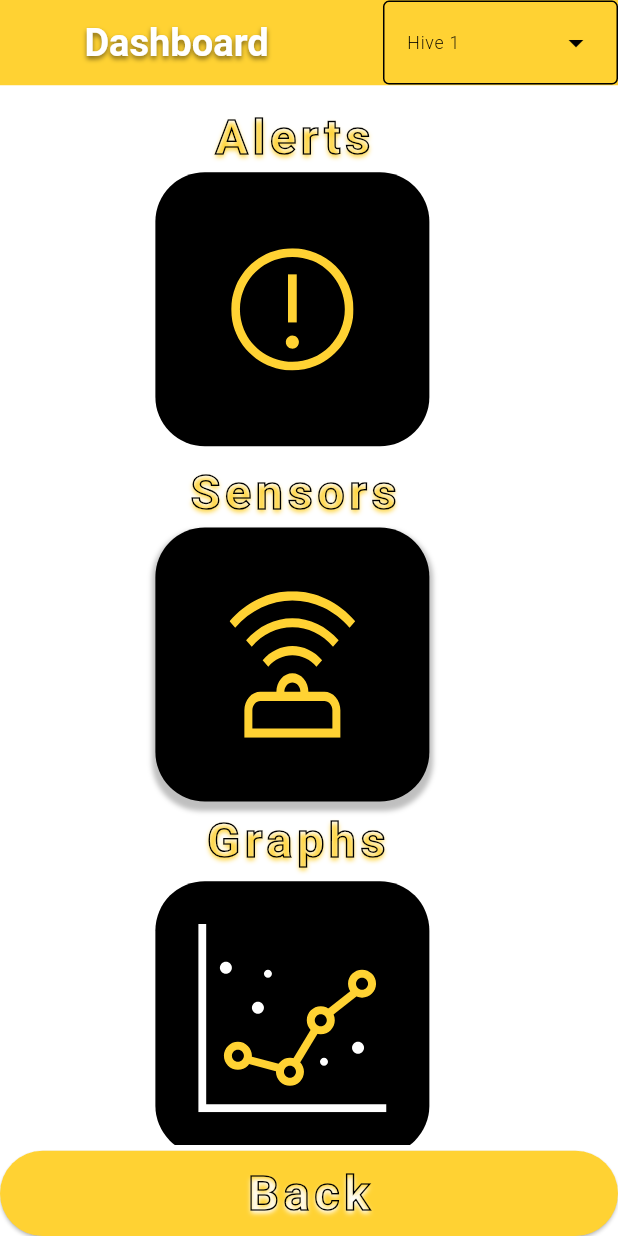
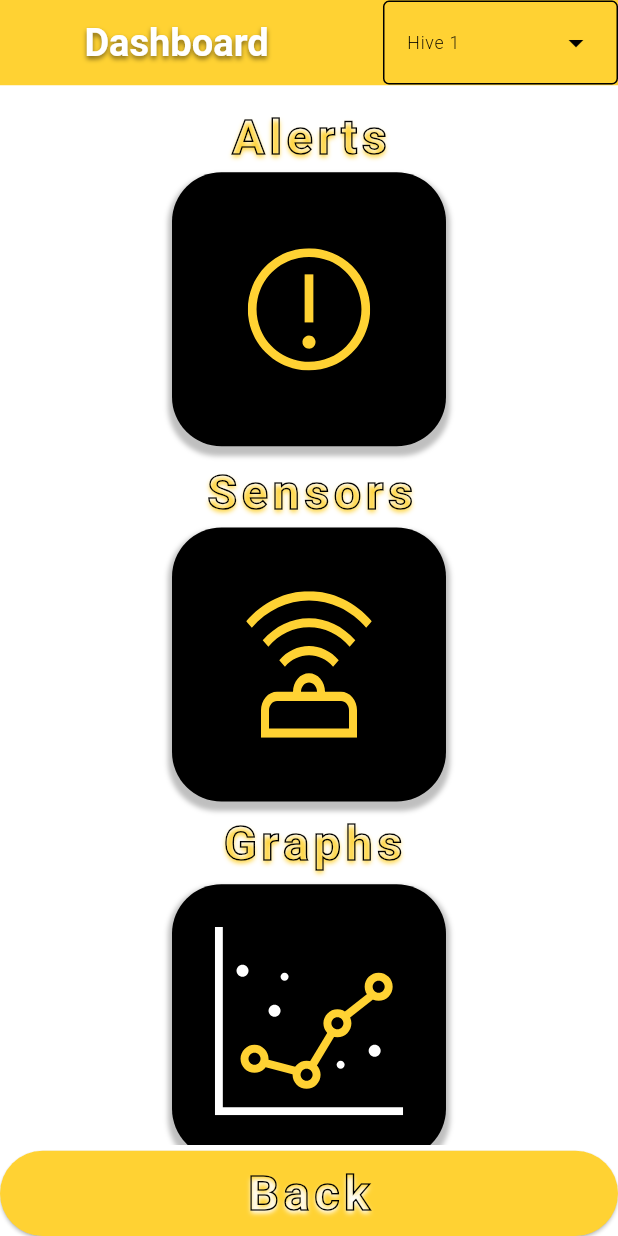
Before and after one commit to B-Ring-Group-3/B-Ring-Group-3, a Flutter app: the BRingDashScreen screen opened by its route, on a phone screen of 412 x 824 dp. Run offline on Flutter 3.47's test engine with Material 3 defaults, Android fonts, the phone set to English and light mode, and no system bars; our stand-ins replace cached_network_image, flutter_svg; missing offline and left inert: viam_sdk; project files that could hold a hidden picture were left out.

Commit message:
Update b_ring_dash_screen.dart
Changed the interaction with buttons to be clickable for anywhere in the button, as well as added drop shadow to each.
Scrolling is active across the screen instead of only as wide as the buttons themselves.

```diff
--- a/BeeProtoV0001/bees4-4/lib/presentation/b_ring_dash_screen/b_ring_dash_screen.dart
+++ b/BeeProtoV0001/bees4-4/lib/presentation/b_ring_dash_screen/b_ring_dash_screen.dart
@@ -16,18 +16,18 @@ class BRingDashScreen extends StatelessWidget {
         appBar: _buildAppBar(context),
         body: Container(
           width: double.maxFinite,
-          padding: EdgeInsets.symmetric(horizontal: 87.h, vertical: 4.v),
+          padding: EdgeInsets.symmetric(horizontal: 15.h, vertical: 4.v),
           child: ListView(
             padding: const EdgeInsets.all(8),
             children: <Widget>[
-              _alerts(context),
-              SizedBox(height: 8.v),
-              _sensors(context),
-              SizedBox(height: 3.v),
-              _graphs(context),
-              SizedBox(height: 5.v)
+              Center(child: _alerts(context)),
+              Center(child: SizedBox(height: 8.v)),
+              Center(child: _sensors(context)),
+              Center(child: SizedBox(height: 5.v)),
+              Center(child: _graphs(context)),
+              Center(child: SizedBox(height: 5.v))
             ],
-          ),
+          )
         ),
         bottomNavigationBar: _buildBack(context),
       ),
@@ -84,20 +84,24 @@ class BRingDashScreen extends StatelessWidget {
           ),
         ),
       ),
-      Container(
+      InkWell(
+        child: Container(
           height: 180.adaptSize,
           width: 180.adaptSize,
           padding: EdgeInsets.all(46.h),
-          decoration: AppDecoration.fillBlack
+          decoration: AppDecoration.outlineBlack900
               .copyWith(borderRadius: BorderRadiusStyle.roundedBorder30),
           child: CustomImageView(
               imagePath: ImageConstant.imgWarning,
               height: 88.adaptSize,
               width: 88.adaptSize,
               alignment: Alignment.center,
+            )
+          ),
         onTap: () {
           gotoAlerts(context);
-              }))
+        }
+      )
     ]);
   }
 
@@ -124,7 +128,8 @@ class BRingDashScreen extends StatelessWidget {
           ),
         ),
       ),
-      Container(
+      InkWell(
+        child: Container(
           height: 180.adaptSize,
           width: 180.adaptSize,
           padding: EdgeInsets.symmetric(horizontal: 45.h, vertical: 37.v),
@@ -135,9 +140,12 @@ class BRingDashScreen extends StatelessWidget {
               height: 105.v,
               width: 90.h,
               alignment: Alignment.center,
+            )
+          ),
         onTap: () {
           gotoSensors(context);
-              }))
+        }
+      )
     ]);
   }
 
@@ -165,20 +173,23 @@ class BRingDashScreen extends StatelessWidget {
         ),
       ),
       SizedBox(height: 4.v),
-      Container(
+      InkWell(
+        child: Container(
           height: 180.adaptSize,
           width: 180.adaptSize,
           padding: EdgeInsets.all(26.h),
-          decoration: AppDecoration.fillBlack
+          decoration: AppDecoration.outlineBlack900
               .copyWith(borderRadius: BorderRadiusStyle.roundedBorder30),
           child: CustomImageView(
             imagePath: ImageConstant.imgIconDotted,
             height: 126.adaptSize,
             width: 126.adaptSize,
             alignment: Alignment.center,
+          )),
         onTap: () {
           gotoGraphs(context);
-              }))
+        },
+      )
     ]);
   }
 
```
Lines whose indentation alone changed are shown as unchanged.
